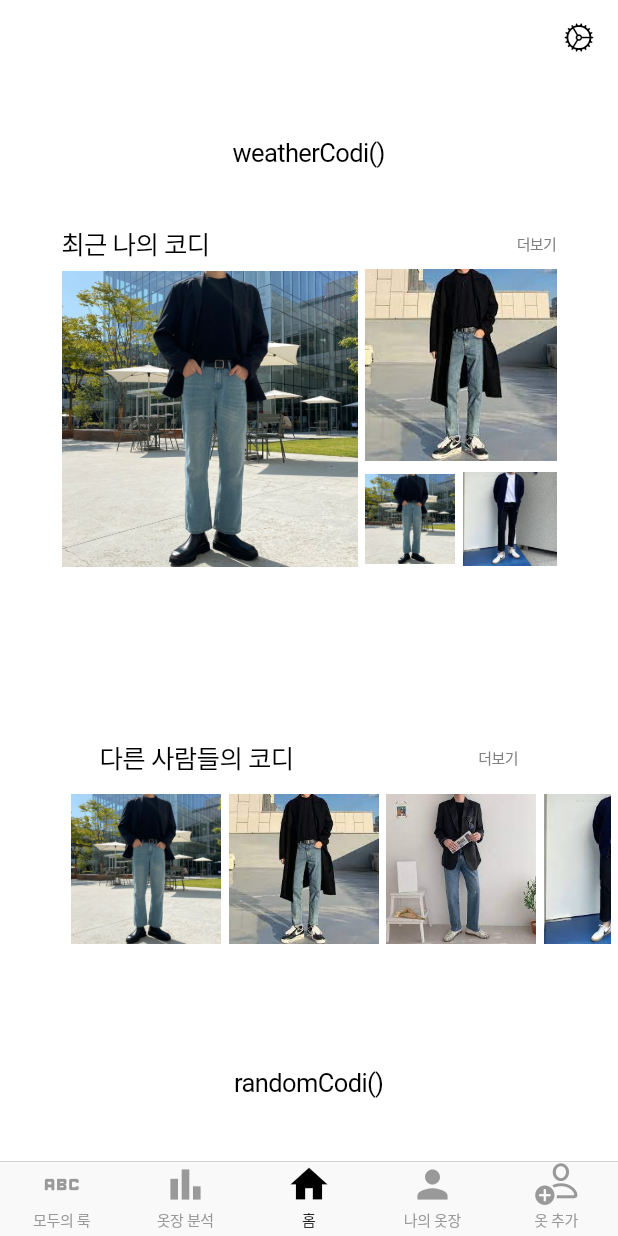
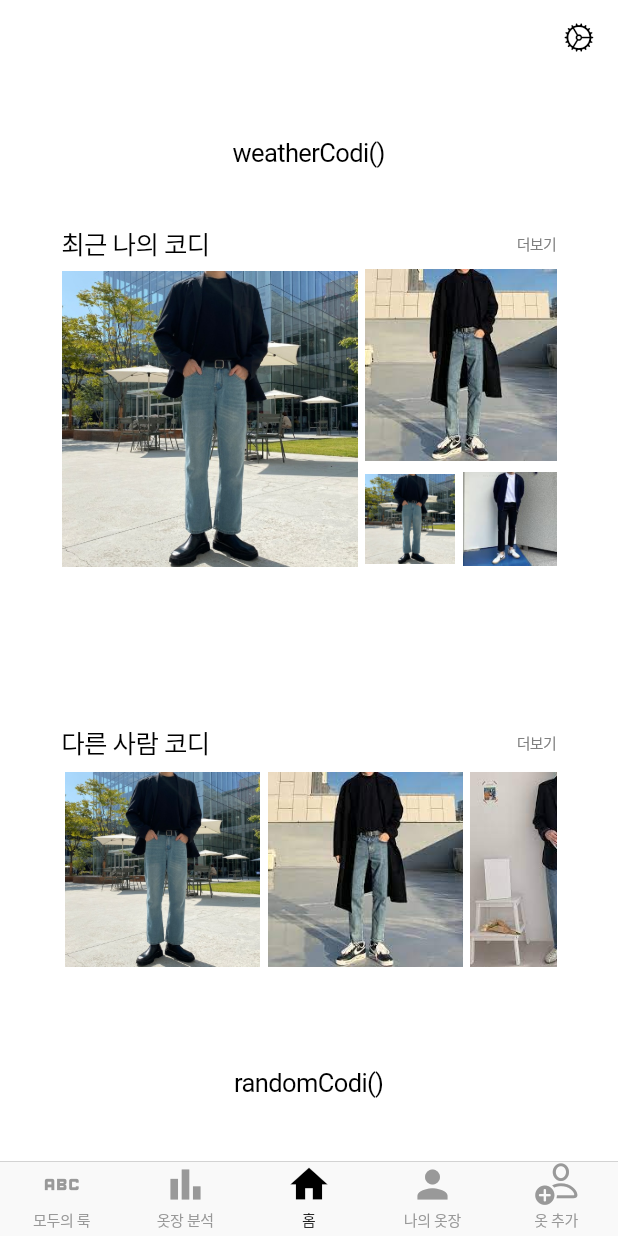
Before and after one commit to alwaysbemyday1/eotteom, a Flutter app: the screen it shows after launch, on a phone screen of 412 x 824 dp. Run offline on Flutter 3.47's test engine with Material 2 defaults, Android fonts, the phone set to English and light mode, and no system bars.

Commit message:
틀 완성(글꼴, 크기 수정해야함)

```diff
--- a/lib/home/otherCodi.dart
+++ b/lib/home/otherCodi.dart
@@ -6,48 +6,51 @@ class OtherCodi extends StatelessWidget {
   @override
   Widget build(BuildContext context) {
     return Container(
-      width: 600,
+      width: 350,
       height : 300,
-      padding: EdgeInsets.all(5),
+      padding: EdgeInsets.all(10),
       child: Column(
           crossAxisAlignment: CrossAxisAlignment.center,
           mainAxisAlignment: MainAxisAlignment.center,
           children: [
             Row(
                 crossAxisAlignment: CrossAxisAlignment.center,
-                mainAxisAlignment: MainAxisAlignment.spaceAround,
+                mainAxisAlignment: MainAxisAlignment.spaceBetween,
                 children:[
                   Container(
-                    padding:EdgeInsets.all(5),
-                    child:Text('다른 사람들의 코디'),
+                    padding:EdgeInsets.fromLTRB(0, 5, 0, 5),
+                    child:Text('다른 사람 코디'),
                   ),
                   Container(
-                    padding:EdgeInsets.all(5),
+                    padding:EdgeInsets.fromLTRB(0, 5, 0, 5),
                     child:Text('더보기', style: TextStyle(fontSize: 10, color: Color.fromRGBO(128,128,128, 1)),),
                   ),
                 ]
             ),
             Container(
-              padding: EdgeInsets.fromLTRB(40, 5, 0, 5),
               child: SingleChildScrollView(
                 scrollDirection: Axis.horizontal,
                 child: Row(
                   children: [
                     Container(
                       padding:EdgeInsets.all(2.5),
-                      child:Image.asset('assets/codi1.png', width:100, height:100),
+                      child:Image.asset('assets/codi1.png', width:130, height:130),
                     ),
                     Container(
                       padding:EdgeInsets.all(2.5),
-                      child:Image.asset('assets/codi2.png', width:100, height:100),
+                      child:Image.asset('assets/codi2.png', width:130, height:130),
                     ),
                     Container(
                       padding:EdgeInsets.all(2.5),
-                      child:Image.asset('assets/codi3.png', width:100, height:100),
+                      child:Image.asset('assets/codi3.png', width:130, height:130),
                     ),
                     Container(
                       padding:EdgeInsets.all(2.5),
-                      child:Image.asset('assets/codi4.png', width:100, height:100),
+                      child:Image.asset('assets/codi4.png', width:130, height:130),
+                    ),
+                    Container(
+                      padding:EdgeInsets.all(2.5),
+                      child:Image.asset('assets/codi5.png', width:130, height:130),
                     ),
                   ],
                 ),
```
